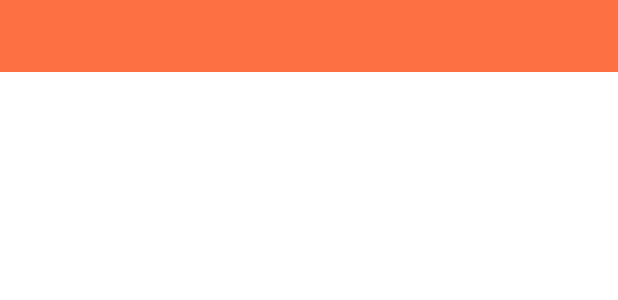
After one commit to jmarti44/Geocache, an Android app: the layout custom_toast_message.xml on its own in the app's theme, with its tools: preview values and no code run, on a phone screen of 412 x 824 dp. The commit adds this screen. Shown: the top 300 px of the screen. Run offline under Robolectric (Android 15) with nearby library versions, the phone set to English and light mode, and no system bars.

Commit message:
small change

```diff
--- a/app/src/main/java/com/example/myapplication/NearbyFragment.kt
+++ b/app/src/main/java/com/example/myapplication/NearbyFragment.kt
@@ -5,12 +5,7 @@ import android.util.Log
 import androidx.fragment.app.Fragment
 import androidx.recyclerview.widget.LinearLayoutManager
 import androidx.recyclerview.widget.RecyclerView
-<<<<<<< HEAD
-import androidx.appcompat.app.AppCompatActivity
-//import kotlinx.android.synthetic.main.fragment_nearby.view.*
 
-=======
->>>>>>> 231afaa7292d4644248ad234a2caa7eb5ddc55a7
 
 
 //This fragment shows nearby locations in
--- /dev/null
+++ b/app/src/main/res/layout/custom_toast_message.xml
@@ -0,0 +1,27 @@
+<?xml version="1.0" encoding="utf-8"?>
+<LinearLayout xmlns:android="http://schemas.android.com/apk/res/android"
+    android:id="@+id/custom_toast_container"
+    android:layout_width="match_parent"
+    android:layout_height="48dp"
+    android:background="#FD7044"
+    android:orientation="horizontal"
+    android:padding="8dp"
+    android:weightSum="1">
+
+    <ImageView
+        android:id="@+id/imageView"
+        android:layout_width="wrap_content"
+        android:layout_height="wrap_content"
+        android:layout_marginStart="10dp"
+        android:layout_marginEnd="10dp"/>
+
+    <TextView
+        android:id="@+id/textView"
+        android:layout_width="0dp"
+        android:textSize="16sp"
+        android:layout_height="wrap_content"
+        android:layout_gravity="center_vertical"
+        android:layout_weight="0.8"
+        android:textColor="#FFF"/>
+
+</LinearLayout>
```
Also changed, not shown: app/src/main/java/com/example/myapplication/MapsActivity.kt (+17 -1 lines).
